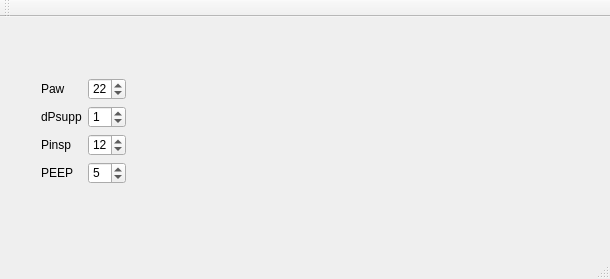
Above: mainwindow.ui from jensamberg/Beatmungsparameter before the change. Below: the same form after it.
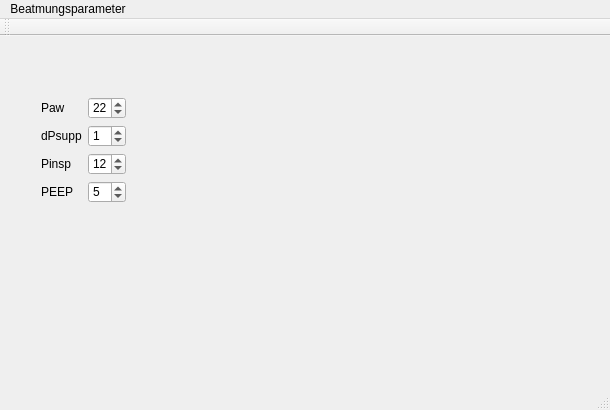
That is the form after the change.

Commit message: added all editing finished slots

Patch:
```diff
--- a/mainwindow.ui
+++ b/mainwindow.ui
@@ -7,7 +7,7 @@
     <x>0</x>
     <y>0</y>
     <width>610</width>
-    <height>279</height>
+    <height>410</height>
    </rect>
   </property>
   <property name="windowTitle">
@@ -33,6 +33,9 @@
      </item>
      <item row="0" column="1">
       <widget class="QSpinBox" name="Paw">
+       <property name="minimum">
+        <number>13</number>
+       </property>
        <property name="maximum">
         <number>60</number>
        </property>
@@ -86,6 +89,15 @@
     </layout>
    </widget>
   </widget>
+  <widget class="QToolBar" name="mainToolBar">
+   <attribute name="toolBarArea">
+    <enum>TopToolBarArea</enum>
+   </attribute>
+   <attribute name="toolBarBreak">
+    <bool>false</bool>
+   </attribute>
+  </widget>
+  <widget class="QStatusBar" name="statusBar"/>
   <widget class="QMenuBar" name="menuBar">
    <property name="geometry">
     <rect>
@@ -95,16 +107,13 @@
      <height>25</height>
     </rect>
    </property>
+   <widget class="QMenu" name="menuBeatmungsparameter">
+    <property name="title">
+     <string>Beatmungsparameter</string>
+    </property>
+   </widget>
+   <addaction name="menuBeatmungsparameter"/>
   </widget>
-  <widget class="QToolBar" name="mainToolBar">
-   <attribute name="toolBarArea">
-    <enum>TopToolBarArea</enum>
-   </attribute>
-   <attribute name="toolBarBreak">
-    <bool>false</bool>
-   </attribute>
-  </widget>
-  <widget class="QStatusBar" name="statusBar"/>
  </widget>
  <layoutdefault spacing="6" margin="11"/>
  <resources/>
```
Left out of the diff: 2 changed lines with no effect on the pictures. The commit also changes 2 other files.
